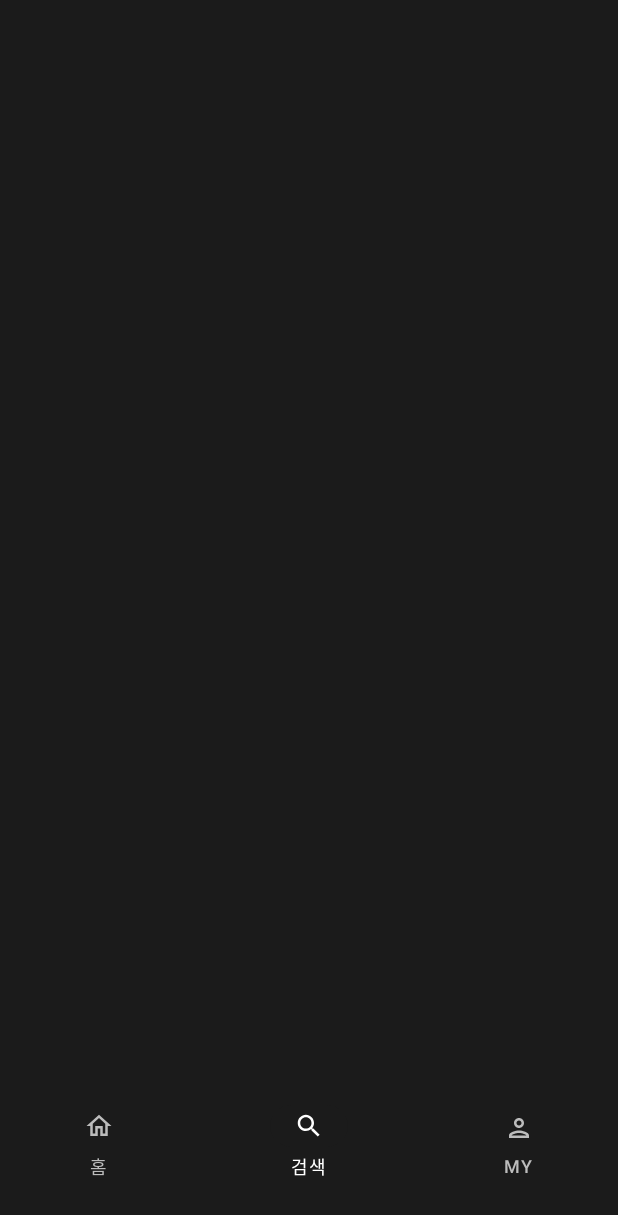
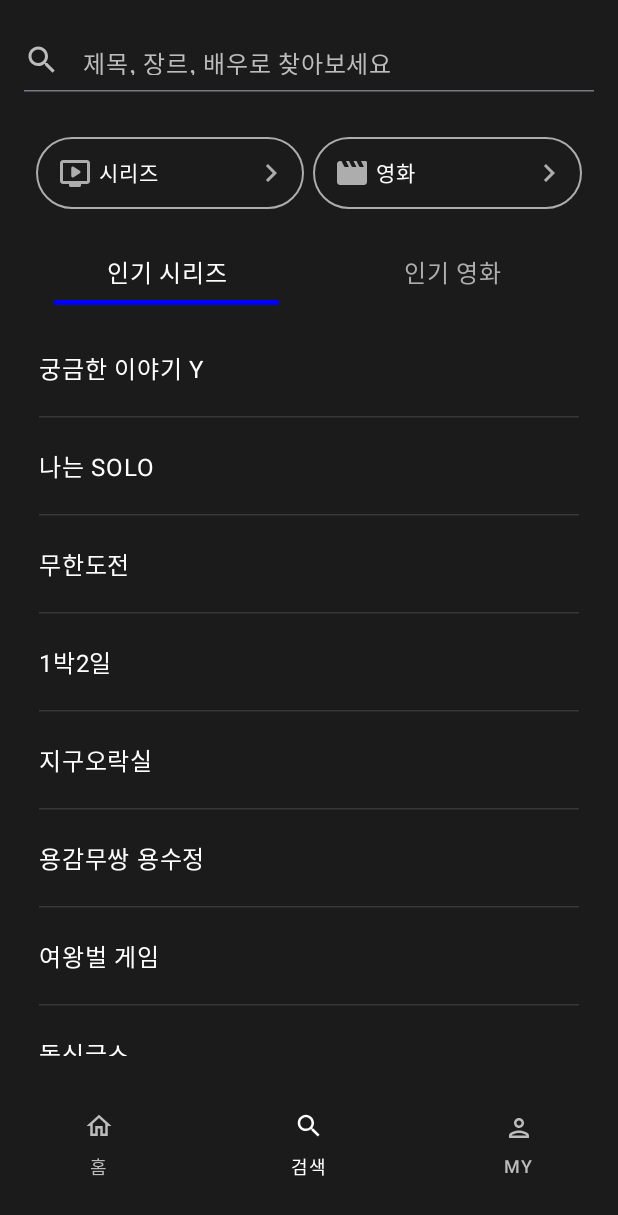
Before and after one commit to AND-SOPT-ANDROID/seokjun-lee, an Android app built with Jetpack Compose: the SearchRoute screen opened through its navigation route, on a phone screen of 412 x 824 dp. Before the commit the part shown is almost empty. Shown: the top 1215 px of the screen. Run offline under Robolectric (Android 15) with nearby library versions, the phone set to English and light mode, and no system bars; our stand-ins replace Dagger/Hilt's generated code.

Commit message:
ui/#5: 검색화면 ui 구현

```diff
--- /dev/null
+++ b/app/src/main/java/org/sopt/and/core/designsystem/component/tabrow/WavveTabRow.kt
@@ -0,0 +1,34 @@
+package org.sopt.and.core.designsystem.component.tabrow
+
+import androidx.compose.foundation.horizontalScroll
+import androidx.compose.foundation.layout.RowScope
+import androidx.compose.foundation.rememberScrollState
+import androidx.compose.material3.TabPosition
+import androidx.compose.material3.TabRow
+import androidx.compose.runtime.Composable
+import androidx.compose.ui.Modifier
+import androidx.compose.ui.graphics.Color
+import org.sopt.and.core.designsystem.theme.WavveBackground
+
+@Composable
+fun WavveTabRow(
+    selectedTabIndex: Int,
+    modifier: Modifier = Modifier,
+    containerColor: Color = WavveBackground,
+    tabTitles: List<Int> = emptyList(),
+    indicator: @Composable (List<TabPosition>) -> Unit = {},
+    content: @Composable (Int, Int) -> Unit = { _, _ -> }
+) {
+    val scrollState = rememberScrollState()
+    TabRow(
+        selectedTabIndex = selectedTabIndex,
+        containerColor = containerColor,
+        modifier = modifier/*.horizontalScroll(scrollState)*/,
+        divider = {},
+        indicator = indicator
+    ) {
+        tabTitles.forEachIndexed { index, tab ->
+            content(index, tab)
+        }
+    }
+}
--- /dev/null
+++ b/app/src/main/java/org/sopt/and/core/type/SearchTabType.kt
@@ -0,0 +1,12 @@
+package org.sopt.and.core.type
+
+import androidx.annotation.StringRes
+import org.sopt.and.R
+
+enum class SearchTabType(
+    @StringRes
+    val titleRes: Int,
+) {
+    SERIES(R.string.search_tab_popular_series),
+    MOVIES(R.string.search_tab_popular_movies),
+}
--- a/app/src/main/java/org/sopt/and/presentation/home/HomeScreen.kt
+++ b/app/src/main/java/org/sopt/and/presentation/home/HomeScreen.kt
@@ -8,11 +8,8 @@ import androidx.compose.foundation.layout.height
 import androidx.compose.foundation.layout.wrapContentHeight
 import androidx.compose.foundation.lazy.LazyColumn
 import androidx.compose.foundation.lazy.items
-import androidx.compose.material.icons.Icons
-import androidx.compose.material.icons.outlined.Star
 import androidx.compose.material3.Icon
 import androidx.compose.runtime.Composable
-import androidx.compose.runtime.LaunchedEffect
 import androidx.compose.runtime.getValue
 import androidx.compose.ui.Modifier
 import androidx.compose.ui.graphics.vector.ImageVector
@@ -23,7 +20,6 @@ import androidx.lifecycle.compose.collectAsStateWithLifecycle
 import org.sopt.and.R
 import org.sopt.and.core.designsystem.component.topbar.LogoTopBar
 import org.sopt.and.core.extension.noRippleClickable
-import org.sopt.and.core.type.HomeTabType
 import org.sopt.and.presentation.home.component.HomeTabRow
 import org.sopt.and.presentation.home.component.HorizontalBannerPager
 import org.sopt.and.presentation.home.component.ProgramRow
@@ -70,7 +66,6 @@ private fun HomeScreen(
 
         stickyHeader {
             HomeTabRow(
-                homeTabs = HomeTabType.entries,
                 selectedTabIndex = uiState.selectedTabIndex,
                 onTabClick = onTabClick
             )
--- a/app/src/main/java/org/sopt/and/presentation/search/SearchScreen.kt
+++ b/app/src/main/java/org/sopt/and/presentation/search/SearchScreen.kt
@@ -1,17 +1,127 @@
 package org.sopt.and.presentation.search
 
-import androidx.compose.foundation.background
-import androidx.compose.foundation.layout.Box
+import androidx.compose.foundation.layout.Arrangement
+import androidx.compose.foundation.layout.Column
+import androidx.compose.foundation.layout.PaddingValues
+import androidx.compose.foundation.layout.Row
+import androidx.compose.foundation.layout.Spacer
 import androidx.compose.foundation.layout.fillMaxSize
+import androidx.compose.foundation.layout.fillMaxWidth
+import androidx.compose.foundation.layout.height
+import androidx.compose.foundation.layout.padding
+import androidx.compose.foundation.lazy.LazyColumn
+import androidx.compose.foundation.lazy.items
+import androidx.compose.material3.HorizontalDivider
+import androidx.compose.material3.Text
 import androidx.compose.runtime.Composable
+import androidx.compose.runtime.LaunchedEffect
+import androidx.compose.runtime.getValue
+import androidx.compose.runtime.mutableIntStateOf
+import androidx.compose.runtime.mutableStateOf
+import androidx.compose.runtime.remember
+import androidx.compose.runtime.setValue
 import androidx.compose.ui.Modifier
-import org.sopt.and.core.designsystem.theme.WavveBackground
+import androidx.compose.ui.res.stringResource
+import androidx.compose.ui.unit.dp
+import org.sopt.and.R
+import org.sopt.and.core.designsystem.theme.Grey500
+import org.sopt.and.core.designsystem.theme.White
+import org.sopt.and.presentation.search.component.CategoryButton
+import org.sopt.and.presentation.search.component.SearchTabRow
+import org.sopt.and.presentation.search.component.SearchTextField
 
 @Composable
 fun SearchRoute(
     modifier: Modifier = Modifier
 ) {
-    Box(
-        modifier = modifier.fillMaxSize().background(WavveBackground)
+    SearchScreen(
+        modifier = modifier
     )
 }
+
+@Composable
+private fun SearchScreen(
+    modifier: Modifier = Modifier
+) {
+    var searchText by remember { mutableStateOf("") }
+    var selectedTabIndex by remember { mutableIntStateOf(0) }
+    var itemList by remember { mutableStateOf(listOf<String>()) }
+
+    LaunchedEffect(selectedTabIndex) {
+        when (selectedTabIndex) {
+            0 -> {
+                itemList = listOf("궁금한 이야기 Y", "나는 SOLO", "무한도전", "1박2일", "지구오락실", "용감무쌍 용수정", "여왕벌 게임", "돌싱글스", "꼬리에 꼬리를 무는 그날 이야기")
+            }
+
+            1 -> {
+                itemList = listOf("국가대표", "올드보이", "기생충", "명탐정 코난", "택시운전사", "추격자", "조커", "시간을 달리는 소녀", "센과 치히로의 행방불명", "스파이더맨: 노 웨이 홈")
+            }
+        }
+    }
+
+    Column(
+        modifier = modifier
+            .fillMaxSize()
+    ) {
+        Column(
+            modifier = Modifier.padding(horizontal = 16.dp)
+        ) {
+            Spacer(modifier = Modifier.height(20.dp))
+
+            SearchTextField(
+                value = searchText,
+                onValueChange = { searchText = it },
+                placeholder = stringResource(R.string.search_text_field_hint)
+            )
+
+            HorizontalDivider()
+
+            Spacer(modifier = Modifier.height(30.dp))
+
+            Row(
+                modifier = Modifier
+                    .fillMaxWidth()
+                    .padding(horizontal = 8.dp),
+                horizontalArrangement = Arrangement.spacedBy(6.dp)
+            ) {
+                CategoryButton(
+                    titleRes = R.string.search_button_series,
+                    iconRes = R.drawable.ic_live_24,
+                    contentDescriptionRes = R.string.search_button_series,
+                    modifier = Modifier.weight(1f)
+                )
+
+                CategoryButton(
+                    titleRes = R.string.search_button_movies,
+                    iconRes = R.drawable.ic_movie_24,
+                    contentDescriptionRes = R.string.search_button_movies,
+                    modifier = Modifier.weight(1f)
+                )
+            }
+
+            Spacer(modifier = Modifier.height(30.dp))
+
+            SearchTabRow(
+                selectedTabIndex = selectedTabIndex,
+                onTabClick = { selectedTabIndex = it }
+            )
+
+            LazyColumn(
+                contentPadding = PaddingValues(vertical = 10.dp, horizontal = 10.dp)
+            ) {
+                items(itemList) { item ->
+                    Column(
+                        modifier = Modifier.fillMaxWidth()
+                    ) {
+                        Text(
+                            text = item,
+                            color = White,
+                            modifier = Modifier.padding(vertical = 20.dp))
+                        HorizontalDivider(thickness = 1.dp, color = Grey500)
+                    }
+                }
+            }
+
+        }
+    }
+}
--- /dev/null
+++ b/app/src/main/java/org/sopt/and/presentation/search/component/CategoryButton.kt
@@ -0,0 +1,102 @@
+package org.sopt.and.presentation.search.component
+
+import androidx.annotation.DrawableRes
+import androidx.annotation.StringRes
+import androidx.compose.foundation.Image
+import androidx.compose.foundation.background
+import androidx.compose.foundation.border
+import androidx.compose.foundation.layout.Arrangement
+import androidx.compose.foundation.layout.Row
+import androidx.compose.foundation.layout.Spacer
+import androidx.compose.foundation.layout.fillMaxWidth
+import androidx.compose.foundation.layout.padding
+import androidx.compose.foundation.layout.width
+import androidx.compose.foundation.layout.wrapContentHeight
+import androidx.compose.foundation.shape.RoundedCornerShape
+import androidx.compose.material.icons.Icons
+import androidx.compose.material.icons.automirrored.outlined.KeyboardArrowRight
+import androidx.compose.material3.Icon
+import androidx.compose.material3.Text
+import androidx.compose.runtime.Composable
+import androidx.compose.ui.Alignment
+import androidx.compose.ui.Modifier
+import androidx.compose.ui.graphics.Color
+import androidx.compose.ui.graphics.ColorFilter
+import androidx.compose.ui.graphics.vector.ImageVector
+import androidx.compose.ui.res.stringResource
+import androidx.compose.ui.res.vectorResource
+import androidx.compose.ui.tooling.preview.Preview
+import androidx.compose.ui.unit.dp
+import androidx.compose.ui.unit.sp
+import org.sopt.and.R
+import org.sopt.and.core.designsystem.theme.Grey300
+import org.sopt.and.core.designsystem.theme.Grey350
+import org.sopt.and.core.designsystem.theme.WavveBackground
+import org.sopt.and.core.designsystem.theme.White
+
+@Composable
+fun CategoryButton(
+    @StringRes titleRes: Int,
+    @DrawableRes iconRes: Int,
+    @StringRes contentDescriptionRes: Int,
+    modifier: Modifier = Modifier,
+    contentColor: Color = White,
+    borderColor: Color = Grey350
+) {
+    Row(
+        modifier = modifier
+            .border(
+                width = 1.dp,
+                color = borderColor,
+                shape = RoundedCornerShape(30.dp)
+            )
+            .padding(vertical = 12.dp).padding(start=16.dp, end = 10.dp),
+        verticalAlignment = Alignment.CenterVertically
+    ) {
+        Image(
+            imageVector = ImageVector.vectorResource(id = iconRes),
+            contentDescription = stringResource(id = contentDescriptionRes),
+            colorFilter = ColorFilter.tint(color = borderColor)
+        )
+        Spacer(modifier = Modifier.width(6.dp))
+
+        Text(
+            stringResource(id = titleRes),
+            color = contentColor,
+            fontSize = 14.sp
+        )
+
+        Spacer(modifier = Modifier.weight(1f))
+
+        Icon(
+            imageVector = Icons.AutoMirrored.Outlined.KeyboardArrowRight,
+            contentDescription = stringResource(id = R.string.icon_next_description),
+            tint = borderColor
+        )
+    }
+}
+
+@Preview(showBackground = true)
+@Composable
+private fun CategoryButtons() {
+    Row(
+        modifier = Modifier.fillMaxWidth().background(WavveBackground),
+        horizontalArrangement = Arrangement.spacedBy(6.dp)
+    ) {
+        CategoryButton(
+            titleRes = R.string.home_tab_new_classic,
+            iconRes = R.drawable.ic_live_24,
+            contentDescriptionRes = R.string.icon_banner_description,
+            modifier = Modifier.wrapContentHeight().weight(1f)
+        )
+
+
+        CategoryButton(
+            titleRes = R.string.home_tab_movie,
+            iconRes = R.drawable.ic_live_24,
+            contentDescriptionRes = R.string.icon_banner_description,
+                    modifier = Modifier.wrapContentHeight().weight(1f)
+        )
+
+    }
+}
--- /dev/null
+++ b/app/src/main/java/org/sopt/and/presentation/search/component/SearchTabRow.kt
@@ -0,0 +1,83 @@
+package org.sopt.and.presentation.search.component
+
+import android.util.Log
+import androidx.compose.foundation.layout.Column
+import androidx.compose.foundation.layout.Spacer
+import androidx.compose.foundation.layout.height
+import androidx.compose.foundation.layout.padding
+import androidx.compose.material3.TabRowDefaults
+import androidx.compose.material3.TabRowDefaults.tabIndicatorOffset
+import androidx.compose.material3.Text
+import androidx.compose.runtime.Composable
+import androidx.compose.ui.Alignment
+import androidx.compose.ui.Modifier
+import androidx.compose.ui.graphics.Color
+import androidx.compose.ui.res.stringResource
+import androidx.compose.ui.text.style.TextAlign
+import androidx.compose.ui.tooling.preview.Preview
+import androidx.compose.ui.unit.dp
+import org.sopt.and.core.designsystem.component.tabrow.WavveTabRow
+import org.sopt.and.core.designsystem.theme.Grey350
+import org.sopt.and.core.designsystem.theme.White
+import org.sopt.and.core.extension.noRippleClickable
+import org.sopt.and.core.type.SearchTabType
+
+@Composable
+fun SearchTabRow(
+    selectedTabIndex: Int,
+    onTabClick: (Int) -> Unit,
+    selectedColor: Color = White,
+    unselectedColor: Color = Grey350,
+    indicatorColor: Color = Color.Blue
+) {
+    WavveTabRow(
+        tabTitles = SearchTabType.entries.map { it.titleRes },
+        selectedTabIndex = selectedTabIndex,
+        indicator = { tabPositions ->
+            Log.d("tabRow", "selectedtab: $selectedTabIndex, tabPositions: ${tabPositions.size}")
+            if(selectedTabIndex < tabPositions.size) {
+                TabRowDefaults.SecondaryIndicator(
+                    color = indicatorColor,
+                    modifier = Modifier
+                        .tabIndicatorOffset(tabPositions[selectedTabIndex])
+                        .padding(horizontal = 20.dp)
+                )
+            }
+        }
+    ) { index, tab ->
+        Column(
+            modifier = Modifier
+                .noRippleClickable { onTabClick(index) },
+            horizontalAlignment = Alignment.CenterHorizontally,
+        ) {
+            Text(
+                text = stringResource(tab),
+                textAlign = TextAlign.Center,
+                color = if (selectedTabIndex == index) selectedColor
+                else unselectedColor,
+            )
+
+            Spacer(modifier = Modifier.height(10.dp))
+
+            /*
+            if (selectedTabIndex == index) {
+                HorizontalDivider(
+                    thickness = 3.dp,
+                    color = indicatorColor,
+                    modifier = Modifier.width(70.dp)
+                )
+            }*/
+        }
+
+
+    }
+}
+
+@Preview(showBackground = true)
+@Composable
+private fun SearchTabRowPreview() {
+    SearchTabRow(
+        selectedTabIndex = 0,
+        onTabClick = {}
+    )
+}
--- /dev/null
+++ b/app/src/main/java/org/sopt/and/presentation/search/component/SearchTextField.kt
@@ -0,0 +1,93 @@
+package org.sopt.and.presentation.search.component
+
+import androidx.compose.foundation.background
+import androidx.compose.foundation.layout.Row
+import androidx.compose.foundation.layout.fillMaxWidth
+import androidx.compose.foundation.layout.height
+import androidx.compose.foundation.layout.padding
+import androidx.compose.foundation.text.BasicTextField
+import androidx.compose.material.icons.Icons
+import androidx.compose.material.icons.outlined.Search
+import androidx.compose.material3.ExperimentalMaterial3Api
+import androidx.compose.material3.Icon
+import androidx.compose.material3.Text
+import androidx.compose.runtime.Composable
+import androidx.compose.ui.Alignment
+import androidx.compose.ui.Modifier
+import androidx.compose.ui.graphics.Color
+import androidx.compose.ui.graphics.SolidColor
+import androidx.compose.ui.res.stringResource
+import androidx.compose.ui.text.TextStyle
+import androidx.compose.ui.tooling.preview.Preview
+import androidx.compose.ui.unit.dp
+import androidx.compose.ui.unit.sp
+import org.sopt.and.R
+import org.sopt.and.core.designsystem.theme.Grey300
+import org.sopt.and.core.designsystem.theme.WavveBackground
+import org.sopt.and.core.designsystem.theme.White
+
+@OptIn(ExperimentalMaterial3Api::class)
+@Composable
+fun SearchTextField(
+    value: String,
+    onValueChange: (String) -> Unit,
+    placeholder: String,
+    modifier: Modifier = Modifier,
+    containerColor: Color = WavveBackground,
+    textColor: Color = White,
+    cursorColor: Color = White,
+    placeholderColor: Color = Grey300
+) {
+    Row(
+        modifier = modifier
+            .fillMaxWidth()
+            .height(40.dp),
+        verticalAlignment = Alignment.CenterVertically
+    ) {
+        Icon(
+            imageVector = Icons.Outlined.Search,
+            contentDescription = stringResource(R.string.maintab_search),
+            tint = placeholderColor
+        )
+        BasicTextField(
+            value = value,
+            onValueChange = onValueChange,
+            modifier = Modifier
+                .background(color = containerColor)
+                .padding(vertical = 10.dp, horizontal = 15.dp),
+            textStyle = TextStyle.Default.copy(
+                color = textColor
+            ),
+            cursorBrush = SolidColor(cursorColor),
+            singleLine = true
+        ) { innerTextField ->
+            if (value.isBlank()) {
+                Text(
+                    text = placeholder,
+                    color = placeholderColor
+                )
+            }
+            innerTextField()
+        }
+    }
+}
+
+@Preview(showBackground = true)
+@Composable
+private fun SearchTextFieldPreview() {
+    SearchTextField(
+        value = "Search",
+        onValueChange = {},
+        placeholder = ""
+    )
+}
+
+@Preview(showBackground = true)
+@Composable
+private fun SearchTextFieldPlaceholderPreview() {
+    SearchTextField(
+        value = "",
+        onValueChange = {},
+        placeholder = "Search"
+    )
+}
--- /dev/null
+++ b/app/src/main/res/drawable/ic_movie_24.xml
@@ -0,0 +1,9 @@
+<vector xmlns:android="http://schemas.android.com/apk/res/android"
+    android:width="20dp"
+    android:height="16dp"
+    android:viewportWidth="20"
+    android:viewportHeight="16">
+  <path
+      android:pathData="M16,0L17.82,3.64C17.9,3.8 17.78,4 17.6,4H15.62C15.24,4 14.89,3.79 14.73,3.45L13,0H11L12.82,3.64C12.9,3.8 12.78,4 12.6,4H10.62C10.24,4 9.89,3.79 9.73,3.45L8,0H6L7.82,3.64C7.9,3.8 7.78,4 7.6,4H5.62C5.24,4 4.89,3.79 4.72,3.45L3,0H2C0.9,0 0,0.9 0,2V14C0,15.1 0.9,16 2,16H18C19.1,16 20,15.1 20,14V1C20,0.45 19.55,0 19,0H16Z"
+      android:fillColor="#000000"/>
+</vector>
--- a/app/src/main/res/values/strings.xml
+++ b/app/src/main/res/values/strings.xml
@@ -65,6 +65,13 @@
     <string name="home_tab_movie_plus">영화플러스</string>
     <string name="home_banner_indicator">%s | %s</string>
 
+    <!--Search-->
+    <string name="search_text_field_hint">제목, 장르, 배우로 찾아보세요</string>
+    <string name="search_button_series">시리즈</string>
+    <string name="search_button_movies">영화</string>
+    <string name="search_tab_popular_series">인기 시리즈</string>
+    <string name="search_tab_popular_movies">인기 영화</string>
+
     <!--Image Description-->
     <string name="icon_banner_description">추천</string>
     <string name="icon_next_description">다음</string>
```
Also changed, not shown: app/src/main/java/org/sopt/and/core/designsystem/component/tabrow/ScrollableWavveTabRow.kt (added, +45 -0 lines), app/src/main/java/org/sopt/and/presentation/home/component/HomeTabRow.kt (+16 -30 lines).
